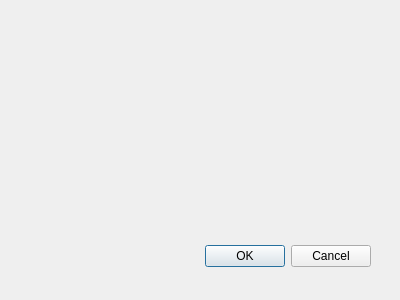
Old version of the form bandratiodialog.ui in the repository VespucciProject/Vespucci.
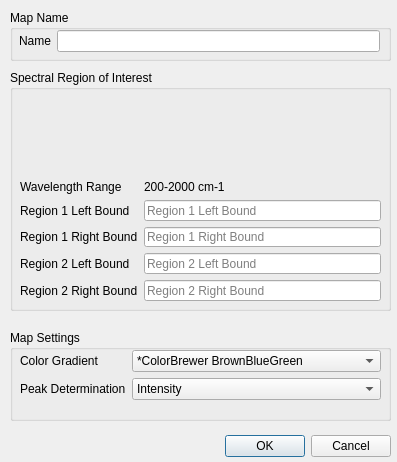
New version of the form. Custom widgets are drawn as their Qt base class.

The edit to the form file:
```diff
--- a/bandratiodialog.ui
+++ b/bandratiodialog.ui
@@ -8,8 +8,8 @@
    <rect>
     <x>0</x>
     <y>0</y>
-    <width>400</width>
-    <height>300</height>
+    <width>397</width>
+    <height>462</height>
    </rect>
   </property>
   <property name="windowTitle">
@@ -18,8 +18,8 @@
   <widget class="QDialogButtonBox" name="buttonBox">
    <property name="geometry">
     <rect>
-     <x>30</x>
-     <y>240</y>
+     <x>50</x>
+     <y>430</y>
      <width>341</width>
      <height>32</height>
     </rect>
@@ -31,8 +31,420 @@
     <set>QDialogButtonBox::Cancel|QDialogButtonBox::Ok</set>
    </property>
   </widget>
+  <widget class="QGroupBox" name="groupBox">
+   <property name="geometry">
+    <rect>
+     <x>10</x>
+     <y>70</y>
+     <width>381</width>
+     <height>241</height>
+    </rect>
+   </property>
+   <property name="title">
+    <string>Spectral Region of Interest</string>
+   </property>
+   <widget class="QWidget" name="formLayoutWidget">
+    <property name="geometry">
+     <rect>
+      <x>10</x>
+      <y>110</y>
+      <width>361</width>
+      <height>121</height>
+     </rect>
+    </property>
+    <layout class="QFormLayout" name="formLayout">
+     <property name="fieldGrowthPolicy">
+      <enum>QFormLayout::AllNonFixedFieldsGrow</enum>
+     </property>
+     <item row="0" column="0">
+      <widget class="QLabel" name="label_3">
+       <property name="text">
+        <string>Wavelength Range</string>
+       </property>
+      </widget>
+     </item>
+     <item row="1" column="0">
+      <widget class="QLabel" name="label">
+       <property name="text">
+        <string>Region 1 Left Bound</string>
+       </property>
+      </widget>
+     </item>
+     <item row="1" column="1">
+      <widget class="QLineEdit" name="firstMaxLineEdit">
+       <property name="placeholderText">
+        <string>Region 1 Left Bound</string>
+       </property>
+      </widget>
+     </item>
+     <item row="2" column="0">
+      <widget class="QLabel" name="label_2">
+       <property name="text">
+        <string>Region 1 Right Bound</string>
+       </property>
+      </widget>
+     </item>
+     <item row="2" column="1">
+      <widget class="QLineEdit" name="firstMinLineEdit">
+       <property name="placeholderText">
+        <string>Region 1 Right Bound</string>
+       </property>
+      </widget>
+     </item>
+     <item row="3" column="1">
+      <widget class="QLineEdit" name="secondMinLineEdit">
+       <property name="placeholderText">
+        <string>Region 2 Left Bound</string>
+       </property>
+      </widget>
+     </item>
+     <item row="4" column="1">
+      <widget class="QLineEdit" name="secondMaxLineEdit">
+       <property name="placeholderText">
+        <string>Region 2 Right Bound</string>
+       </property>
+      </widget>
+     </item>
+     <item row="0" column="1">
+      <widget class="QLabel" name="rangeLabel">
+       <property name="text">
+        <string>200-2000 cm-1</string>
+       </property>
+      </widget>
+     </item>
+     <item row="3" column="0">
+      <widget class="QLabel" name="label_8">
+       <property name="text">
+        <string>Region 2 Left Bound</string>
+       </property>
+      </widget>
+     </item>
+     <item row="4" column="0">
+      <widget class="QLabel" name="label_9">
+       <property name="text">
+        <string>Region 2 Right Bound</string>
+       </property>
+      </widget>
+     </item>
+    </layout>
+   </widget>
+   <widget class="QCustomPlot" name="spectrumPlot" native="true">
+    <property name="geometry">
+     <rect>
+      <x>0</x>
+      <y>20</y>
+      <width>381</width>
+      <height>71</height>
+     </rect>
+    </property>
+    <zorder>formLayoutWidget</zorder>
+   </widget>
+  </widget>
+  <widget class="QGroupBox" name="groupBox_2">
+   <property name="geometry">
+    <rect>
+     <x>10</x>
+     <y>330</y>
+     <width>381</width>
+     <height>91</height>
+    </rect>
+   </property>
+   <property name="title">
+    <string>Map Settings</string>
+   </property>
+   <widget class="QWidget" name="formLayoutWidget_3">
+    <property name="geometry">
+     <rect>
+      <x>10</x>
+      <y>20</y>
+      <width>361</width>
+      <height>67</height>
+     </rect>
+    </property>
+    <layout class="QFormLayout" name="formLayout_3">
+     <property name="fieldGrowthPolicy">
+      <enum>QFormLayout::AllNonFixedFieldsGrow</enum>
+     </property>
+     <item row="0" column="0">
+      <widget class="QLabel" name="label_6">
+       <property name="text">
+        <string>Color Gradient</string>
+       </property>
+      </widget>
+     </item>
+     <item row="1" column="0">
+      <widget class="QLabel" name="label_7">
+       <property name="text">
+        <string>Peak Determination</string>
+       </property>
+      </widget>
+     </item>
+     <item row="1" column="1">
+      <widget class="QComboBox" name="peakComboBox">
+       <item>
+        <property name="text">
+         <string>Intensity</string>
+        </property>
+       </item>
+       <item>
+        <property name="text">
+         <string>Area</string>
+        </property>
+       </item>
+       <item>
+        <property name="text">
+         <string>Derivative</string>
+        </property>
+       </item>
+      </widget>
+     </item>
+     <item row="0" column="1">
+      <widget class="QComboBox" name="gradientComboBox">
+       <property name="toolTip">
+        <string>An asterix by the color scheme name indicates a divergent color scheme particularly suited for this kind of map.</string>
+       </property>
+       <property name="currentIndex">
+        <number>29</number>
+       </property>
+       <item>
+        <property name="text">
+         <string>ColorBrewer BlueGreen</string>
+        </property>
+       </item>
+       <item>
+        <property name="text">
+         <string>ColorBrewer BluePurple</string>
+        </property>
+       </item>
+       <item>
+        <property name="text">
+         <string>ColorBrewer GreenBlue</string>
+        </property>
+       </item>
+       <item>
+        <property name="text">
+         <string>ColorBrewer OrangeRed</string>
+        </property>
+       </item>
+       <item>
+        <property name="text">
+         <string>ColorBrewer PurpleBlue</string>
+        </property>
+       </item>
+       <item>
+        <property name="text">
+         <string>ColorBrewer PurpleBlueGreen</string>
+        </property>
+       </item>
+       <item>
+        <property name="text">
+         <string>ColorBrewer PurpleRed</string>
+        </property>
+       </item>
+       <item>
+        <property name="text">
+         <string>ColorBrewer RedPurple</string>
+        </property>
+       </item>
+       <item>
+        <property name="text">
+         <string>ColorBrewer YellowGreen</string>
+        </property>
+       </item>
+       <item>
+        <property name="text">
+         <string>ColorBrewer YellowGreenBlue</string>
+        </property>
+       </item>
+       <item>
+        <property name="text">
+         <string>ColorBrewer YellowOrangeBrown</string>
+        </property>
+       </item>
+       <item>
+        <property name="text">
+         <string>ColorBrewer YellowOrangeRed</string>
+        </property>
+       </item>
+       <item>
+        <property name="text">
+         <string>ColorBrewer Blues</string>
+        </property>
+       </item>
+       <item>
+        <property name="text">
+         <string>ColorBrewer Greens</string>
+        </property>
+       </item>
+       <item>
+        <property name="text">
+         <string>ColorBrewer Oranges</string>
+        </property>
+       </item>
+       <item>
+        <property name="text">
+         <string>ColorBrewer Purples</string>
+        </property>
+       </item>
+       <item>
+        <property name="text">
+         <string>ColorBrewer Reds</string>
+        </property>
+       </item>
+       <item>
+        <property name="text">
+         <string>ColorBrewer Grayscale</string>
+        </property>
+       </item>
+       <item>
+        <property name="text">
+         <string>QCustomPlot Grayscale</string>
+        </property>
+       </item>
+       <item>
+        <property name="text">
+         <string>QCustomPlot Night</string>
+        </property>
+       </item>
+       <item>
+        <property name="text">
+         <string>QCustomPlot Candy</string>
+        </property>
+       </item>
+       <item>
+        <property name="text">
+         <string>QCustomPlot Ion</string>
+        </property>
+       </item>
+       <item>
+        <property name="text">
+         <string>QCustomPlot Thermal</string>
+        </property>
+       </item>
+       <item>
+        <property name="text">
+         <string>*QCustomPlot Polar</string>
+        </property>
+       </item>
+       <item>
+        <property name="text">
+         <string>*QCustomPlot Spectrum</string>
+        </property>
+       </item>
+       <item>
+        <property name="text">
+         <string>QCustomPlot Jet</string>
+        </property>
+       </item>
+       <item>
+        <property name="text">
+         <string>QCustomPlot Hues</string>
+        </property>
+       </item>
+       <item>
+        <property name="text">
+         <string>QCustomPlot Hot</string>
+        </property>
+       </item>
+       <item>
+        <property name="text">
+         <string>QCustomPlot Cold</string>
+        </property>
+       </item>
+       <item>
+        <property name="text">
+         <string>*ColorBrewer BrownBlueGreen </string>
+        </property>
+       </item>
+       <item>
+        <property name="text">
+         <string>*ColorBrewer PinkYellowGreen</string>
+        </property>
+       </item>
+       <item>
+        <property name="text">
+         <string>*ColorBrewer PurpleGreen</string>
+        </property>
+       </item>
+       <item>
+        <property name="text">
+         <string>*ColorBrewer PurpleOrange</string>
+        </property>
+       </item>
+       <item>
+        <property name="text">
+         <string>*ColorBrewer RedBlue</string>
+        </property>
+       </item>
+       <item>
+        <property name="text">
+         <string>*ColorBrewer RedGray</string>
+        </property>
+       </item>
+       <item>
+        <property name="text">
+         <string>*ColorBrewer RedYellowBlue</string>
+        </property>
+       </item>
+       <item>
+        <property name="text">
+         <string>*ColorBrewer RedYellowGreen</string>
+        </property>
+       </item>
+       <item>
+        <property name="text">
+         <string>*ColorBrewer Spectral</string>
+        </property>
+       </item>
+      </widget>
+     </item>
+    </layout>
+   </widget>
+  </widget>
+  <widget class="QGroupBox" name="groupBox_3">
+   <property name="geometry">
+    <rect>
+     <x>10</x>
+     <y>10</y>
+     <width>381</width>
+     <height>51</height>
+    </rect>
+   </property>
+   <property name="title">
+    <string>Map Name</string>
+   </property>
+   <widget class="QWidget" name="formLayoutWidget_2">
+    <property name="geometry">
+     <rect>
+      <x>9</x>
+      <y>20</y>
+      <width>361</width>
+      <height>22</height>
+     </rect>
+    </property>
+    <layout class="QFormLayout" name="formLayout_2">
+     <item row="0" column="0">
+      <widget class="QLabel" name="label_5">
+       <property name="text">
+        <string>Name</string>
+       </property>
+      </widget>
+     </item>
+     <item row="0" column="1">
+      <widget class="QLineEdit" name="nameLineEdit"/>
+     </item>
+    </layout>
+   </widget>
+  </widget>
  </widget>
- <pixmapfunction/>
+ <customwidgets>
+  <customwidget>
+   <class>QCustomPlot</class>
+   <extends>QWidget</extends>
+   <header>qcustomplot.h</header>
+   <container>1</container>
+  </customwidget>
+ </customwidgets>
  <resources/>
  <connections>
   <connection>
```
Left out of the diff: 4 changed lines with no effect on the pictures.
